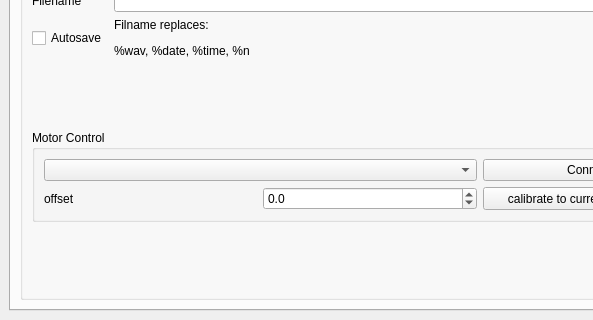
Davidxdydz/VUVControl, file GUI/dependencies/mainWindow.ui: the form before one commit; both pictures show x 0 to 593 and y 177 to 497 of the 942 by 497 pixel window.
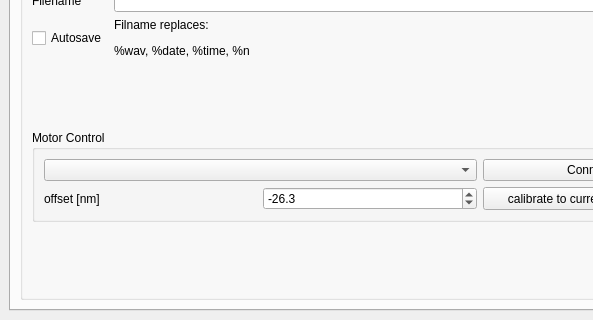
The form after the commit.

The edit to the form file:
```diff
--- a/GUI/dependencies/mainWindow.ui
+++ b/GUI/dependencies/mainWindow.ui
@@ -719,7 +719,7 @@
                 <item row="3" column="0">
                  <widget class="QLabel" name="label_14">
                   <property name="text">
-                   <string>offset</string>
+                   <string>offset [nm]</string>
                   </property>
                  </widget>
                 </item>
@@ -734,6 +734,9 @@
                   <property name="maximum">
                    <double>1000.000000000000000</double>
                   </property>
+                  <property name="value">
+                   <double>-26.300000000000001</double>
+                  </property>
                  </widget>
                 </item>
                 <item row="3" column="2">
```
